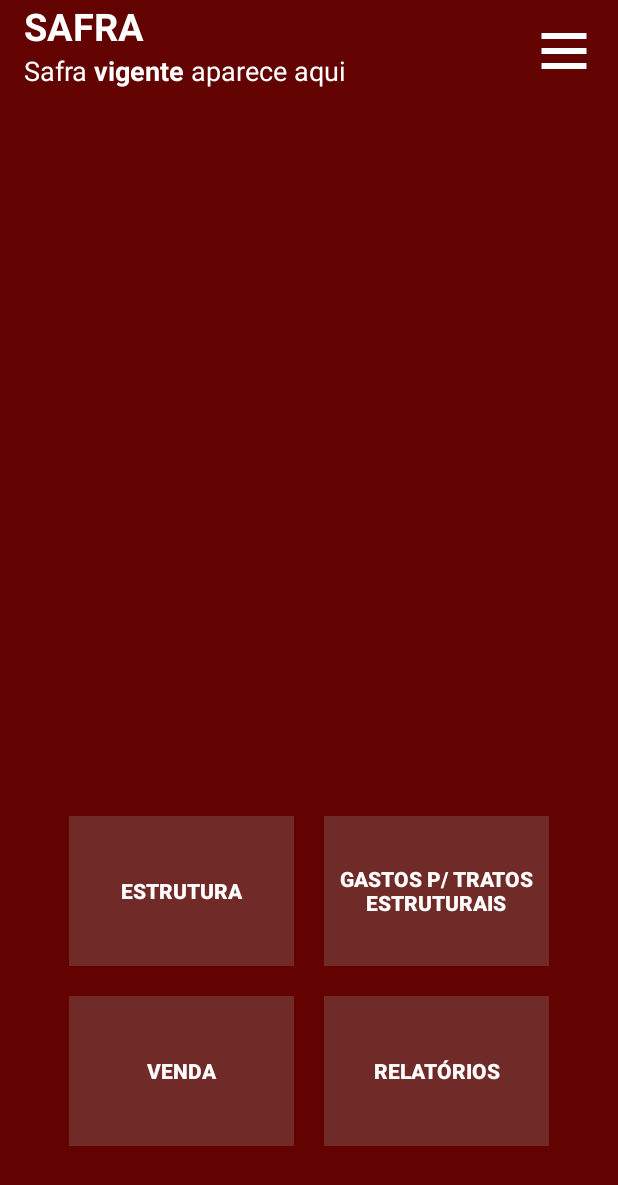
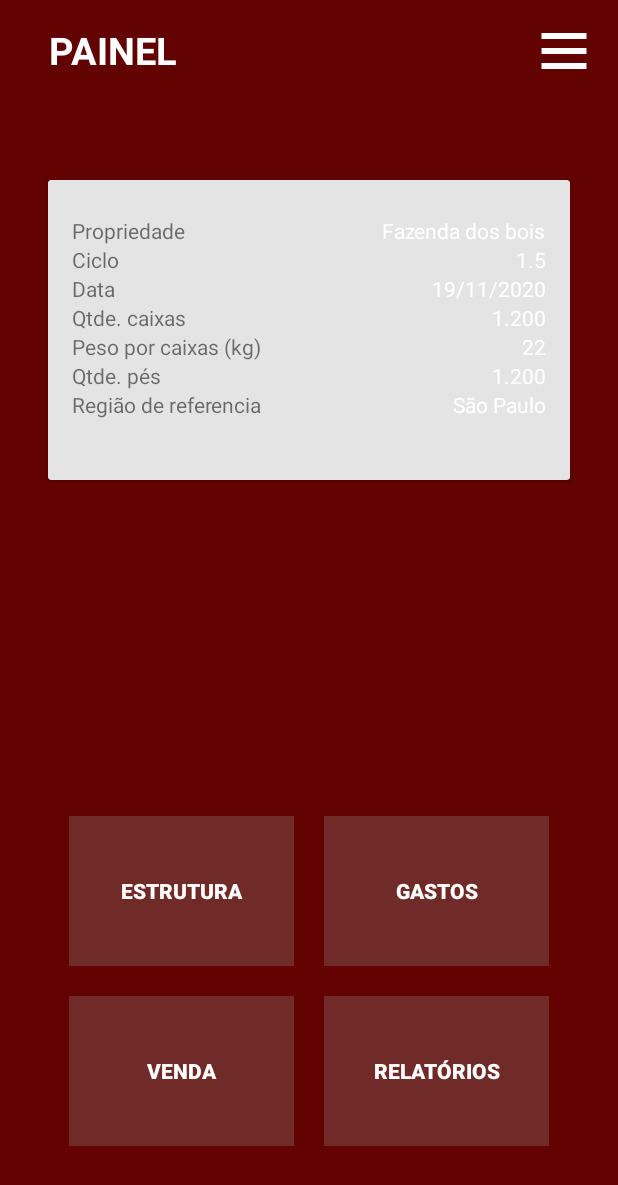
Before and after one commit to DionatanPO/Tomateiro, an Android app: the PainelActivity screen opened directly, with no data from a screen before it, on a phone screen of 412 x 824 dp. Shown: the top 1185 px of the screen. Run offline under Robolectric (Android 15) with nearby library versions, the phone set to English and light mode, and no system bars.

Commit message:
Desenvolvimento v1.16

```diff
--- a/app/build.gradle
+++ b/app/build.gradle
@@ -36,4 +36,6 @@ dependencies {
     implementation 'me.abhinay.input:currency-edittext:1.1'
     implementation 'it.xabaras.android:recyclerview-swipedecorator:1.2.2'
 
+    implementation 'com.github.PhilJay:MPAndroidChart:v3.1.0'
+
 }
--- a/app/src/main/AndroidManifest.xml
+++ b/app/src/main/AndroidManifest.xml
@@ -15,7 +15,7 @@
         android:usesCleartextTraffic="true"
         tools:ignore="HardcodedDebugMode"
         tools:targetApi="m">
-        <activity android:name=".RelatorioActivity"></activity>
+        <activity android:name=".view.RelatorioActivity"></activity>
         <activity android:name=".view.custo.CustoA_Activity" />
         <activity android:name=".view.custo.CustoB_Activity" />
         <activity android:name=".view.custo.CustoC_Activity" />
--- a/app/src/main/java/com/example/tomateiro/view/PainelActivity.java
+++ b/app/src/main/java/com/example/tomateiro/view/PainelActivity.java
@@ -17,7 +17,6 @@ import androidx.appcompat.widget.PopupMenu;
 
 
 import com.example.tomateiro.R;
-import com.example.tomateiro.RelatorioActivity;
 import com.example.tomateiro.view.custo.CustoA_Activity;
 import com.example.tomateiro.view.custo.CustoB_Activity;
 import com.example.tomateiro.view.custo.CustoC_Activity;
--- a/app/src/main/java/com/example/tomateiro/view/adapter/SafraAdapter.java
+++ b/app/src/main/java/com/example/tomateiro/view/adapter/SafraAdapter.java
@@ -18,12 +18,7 @@ import androidx.cardview.widget.CardView;
 import androidx.recyclerview.widget.RecyclerView;
 
 import com.example.tomateiro.R;
-import com.example.tomateiro.RelatorioActivity;
 import com.example.tomateiro.model.Safra;
-import com.example.tomateiro.view.custo.CustoA_Activity;
-import com.example.tomateiro.view.custo.CustoB_Activity;
-import com.example.tomateiro.view.custo.CustoC_Activity;
-import com.example.tomateiro.view.custo.CustoD_Activity;
 
 import java.util.List;
 
--- a/app/src/main/res/layout/activity_painel.xml
+++ b/app/src/main/res/layout/activity_painel.xml
@@ -21,23 +21,22 @@
         android:id="@+id/textView"
         android:layout_width="wrap_content"
         android:layout_height="wrap_content"
-        android:layout_marginStart="16dp"
-        android:layout_marginLeft="16dp"
+        android:layout_marginStart="32dp"
+        android:layout_marginLeft="32dp"
+        android:layout_marginTop="16dp"
         android:gravity="center"
-        android:text="SAFRA"
+        android:text="PAINEL"
         android:textColor="@color/colorBranca"
         android:textSize="25dp"
         android:textStyle="bold"
         app:layout_constraintStart_toStartOf="parent"
-        app:layout_constraintTop_toTopOf="parent"
-        app:layout_constraintVertical_bias="0.15" />
+        app:layout_constraintTop_toTopOf="parent" />
 
     <TextView
         android:id="@+id/textView2"
-        android:layout_width="match_parent"
+        android:layout_width="wrap_content"
         android:layout_height="wrap_content"
-        android:layout_marginStart="16dp"
-        android:layout_marginLeft="16dp"
+        android:layout_marginTop="232dp"
         android:layout_marginEnd="8dp"
         android:layout_marginRight="8dp"
         android:text="@string/safra"
@@ -45,49 +44,39 @@
         android:textSize="18dp"
         android:textStyle="normal"
         app:layout_constraintEnd_toEndOf="parent"
-        app:layout_constraintHorizontal_bias="0.15"
+        app:layout_constraintHorizontal_bias="0.50"
         app:layout_constraintStart_toStartOf="parent"
         app:layout_constraintTop_toBottomOf="@+id/textView" />
 
     <androidx.cardview.widget.CardView
-        android:visibility="gone"
         android:id="@+id/card_safra"
         android:layout_width="match_parent"
         android:layout_height="200dp"
-        android:layout_marginStart="8dp"
-        android:layout_marginLeft="8dp"
-        android:layout_marginTop="32dp"
-        android:layout_marginEnd="8dp"
-        android:layout_marginRight="8dp"
+        android:layout_marginStart="32dp"
+        android:layout_marginLeft="32dp"
+        android:layout_marginTop="120dp"
+        android:layout_marginEnd="32dp"
+        android:layout_marginRight="32dp"
+        android:background="@color/colorPrimary"
         app:layout_constraintEnd_toEndOf="parent"
         app:layout_constraintStart_toStartOf="parent"
-        app:layout_constraintTop_toBottomOf="@+id/textView2">
+        app:layout_constraintTop_toTopOf="parent">
 
         <androidx.constraintlayout.widget.ConstraintLayout
+            android:layout_width="match_parent"
+            android:layout_height="match_parent"
+            android:background="@drawable/ic_relatorio_fundo">
 
-            android:layout_width="match_parent"
-            android:layout_height="match_parent">
-
-            <TextView
-                android:layout_width="match_parent"
-                android:layout_height="match_parent"
-                android:layout_marginStart="140dp"
-                android:layout_marginLeft="140dp"
-                android:background="@color/verdeEscuro"
-                app:layout_constraintEnd_toEndOf="parent"
-                app:layout_constraintHorizontal_bias="1.0"
-                app:layout_constraintStart_toStartOf="parent" />
 
             <GridLayout
-
                 android:id="@+id/gridLayout"
                 android:layout_width="match_parent"
                 android:layout_height="match_parent"
-                android:layout_marginStart="8dp"
-                android:layout_marginLeft="8dp"
-                android:layout_marginTop="8dp"
-                android:layout_marginEnd="8dp"
-                android:layout_marginRight="8dp"
+                android:layout_marginStart="16dp"
+                android:layout_marginLeft="16dp"
+                android:layout_marginTop="24dp"
+                android:layout_marginEnd="16dp"
+                android:layout_marginRight="16dp"
                 android:columnCount="2"
                 app:layout_constraintBottom_toBottomOf="parent"
                 app:layout_constraintEnd_toEndOf="parent"
@@ -211,7 +200,7 @@
             android:layout_gravity="center"
             android:layout_margin="10dp"
             android:background="@drawable/ic_relatorio_fundo"
-            android:text="Gastos p/ tratos estruturais"
+            android:text="Gastos"
             android:textColor="@color/colorBranca"
             android:textStyle="bold" />
 
--- a/build.gradle
+++ b/build.gradle
@@ -16,6 +16,7 @@ allprojects {
     repositories {
         google()
         jcenter()
+        maven { url 'https://jitpack.io' }
     }
 }
 
```
Also changed, not shown: app/src/main/java/com/example/tomateiro/RelatorioActivity.java (deleted, +0 -14 lines), app/src/main/java/com/example/tomateiro/model/Safra.java (+27 -0 lines), app/src/main/java/com/example/tomateiro/model/Venda.java (added, +25 -0 lines), app/src/main/java/com/example/tomateiro/view/RelatorioActivity.java (added, +150 -0 lines), app/src/main/res/layout/activity_relatorio.xml (+95 -6 lines), app/src/main/res/values/colors.xml (+17 -0 lines).
